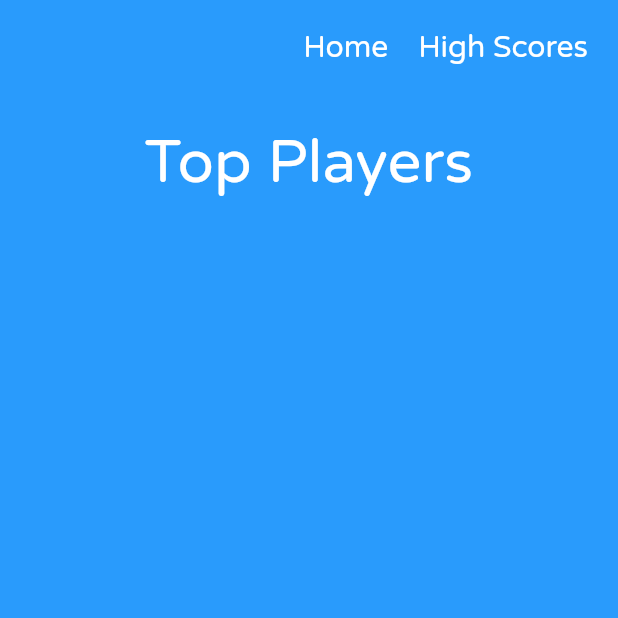
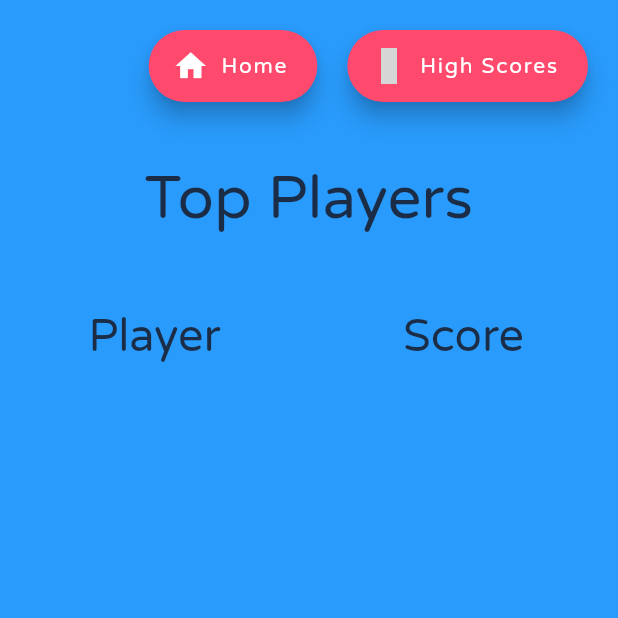
Before and after one commit to forpsyte/flutter-tradeshow-game, a Flutter app: the screen it shows after launch, after a tap on "High Scores", on a phone screen of 412 x 824 dp, the top half of it. Run offline on Flutter 3.47's test engine with Material 2 defaults, Android fonts, the phone set to English and light mode, and no system bars; our stand-ins replace auto_size_text, bloc, cloud_firestore, dartz, data_connection_checker, email_validator and 6 more; accounts and stored records are empty; generated files the repository leaves out were written again; grey boxes are pictures that could not be loaded.

Commit message:
VIS-32 - Layout and API fixes

```diff
--- a/lib/core/network/network_info.dart
+++ b/lib/core/network/network_info.dart
@@ -1,5 +1,4 @@
 import 'package:data_connection_checker/data_connection_checker.dart';
-import 'package:network_state/network_state.dart';
 
 abstract class NetworkInfoInterface {
   Future<bool> get isConnected;
--- a/lib/core/util/email_validator.dart
+++ b/lib/core/util/email_validator.dart
@@ -11,6 +11,5 @@ class EmailValidator {
     } on FormatException {
       return Left(InvalidEmailFailure());
     }
-
   }
 }
--- a/lib/core/widgets/themeable_navigation_app.dart
+++ b/lib/core/widgets/themeable_navigation_app.dart
@@ -22,7 +22,31 @@ class ThemeableNavigationApp extends StatelessWidget {
         iconTheme: IconThemeData(
           color: Colors.blue,
         ),
+        primaryColor: Color.fromRGBO(41, 155, 252, 1.0),
         accentColor: Color.fromRGBO(255, 74, 109, 1.0),
+        dialogBackgroundColor: Color.fromRGBO(27, 44, 70, 1.0),
+        textTheme: TextTheme(
+            bodyText1: TextStyle(
+              fontSize: 20.0,
+              color: Color.fromRGBO(27, 44, 70, 1.0),
+            ),
+            headline1: TextStyle(
+              fontSize: 80.0,
+              color: Color.fromRGBO(27, 44, 70, 1.0),
+            ),
+            headline2: TextStyle(
+              fontSize: 40.0,
+              color: Color.fromRGBO(27, 44, 70, 1.0),
+            ),
+            headline3: TextStyle(
+              fontSize: 30.0,
+              color: Color.fromRGBO(27, 44, 70, 1.0),
+            ),
+            headline5: TextStyle(
+              fontSize: 20.0,
+              color: Color.fromRGBO(27, 44, 70, 1.0),
+            )),
+        fontFamily: "Varela Round",
       ),
       routes: {
         '/scoreboard': (context) => Consumer<ScoreBoardStore>(
--- a/lib/features/game/presentation/pages/game_page.dart
+++ b/lib/features/game/presentation/pages/game_page.dart
@@ -29,7 +29,7 @@ class _GamePageState extends State<GamePage> with TickerProviderStateMixin {
     super.initState();
     controller = AnimationController(
       vsync: this,
-      duration: Duration(seconds: 30),
+      duration: Duration(seconds: 3),
     );
     _addListener(context);
   }
@@ -37,11 +37,25 @@ class _GamePageState extends State<GamePage> with TickerProviderStateMixin {
   @override
   Widget build(BuildContext context) {
     ThemeData themeData = Theme.of(context);
+    Color bgColor = Color.fromRGBO(41, 155, 252, 1.0);
     return Scaffold(
-      backgroundColor: Color.fromRGBO(41, 155, 252, 1.0),
+      backgroundColor: bgColor,
       body: Column(
         children: <Widget>[
           GameMenu(),
+          SizedBox(
+            height: 20.0,
+          ),
+          FittedBox(
+            fit: BoxFit.fill,
+            child: Container(
+              height: 100.0,
+              child: Padding(
+                padding: const EdgeInsets.symmetric(horizontal: 40.0),
+                child: Image.asset('assets/images/logo2.png'),
+              ),
+            ),
+          ),
           Expanded(
             child: AnimatedBuilder(
               animation: controller,
@@ -51,13 +65,13 @@ class _GamePageState extends State<GamePage> with TickerProviderStateMixin {
                     Align(
                       alignment: Alignment.bottomCenter,
                       child: Container(
-                        color: Color.fromRGBO(41, 155, 252, 1.0),
+                        color: bgColor,
                         height: controller.value *
                             MediaQuery.of(context).size.height,
                       ),
                     ),
                     Padding(
-                      padding: EdgeInsets.all(50.0),
+                      padding: EdgeInsets.fromLTRB(8.0, 0, 8.0, 30.0),
                       child: Column(
                         mainAxisAlignment: MainAxisAlignment.spaceBetween,
                         children: <Widget>[
--- a/lib/features/game/presentation/widgets/count_down_timer.dart
+++ b/lib/features/game/presentation/widgets/count_down_timer.dart
@@ -1,3 +1,4 @@
+import 'package:auto_size_text/auto_size_text.dart';
 import 'package:flutter/material.dart';
 import 'package:flutter_mobx/flutter_mobx.dart';
 
@@ -38,36 +39,28 @@ class CountDownTimer extends StatelessWidget {
               ),
               Align(
                 alignment: FractionalOffset.center,
+                child: Container(
+                  width: 200,
                   child: Column(
                     mainAxisAlignment: MainAxisAlignment.spaceEvenly,
                     crossAxisAlignment: CrossAxisAlignment.center,
                     children: <Widget>[
-                    Text(
-                      "visiture",
-                      style: TextStyle(
-                        fontSize: 60.0,
-                        fontFamily: "Varela Round",
-                        color: Colors.white,
+                      Observer(
+                        builder: (_) => AutoSizeText(
+                          "Clicks: " + widget.store.numClicks.toString(),
+                          style: Theme.of(context).textTheme.headline3,
+                          minFontSize: 10.0,
+                          maxLines: 1,
                         ),
                       ),
-                    Observer(
-                      builder: (_) => Text(
-                        "Clicks: " + widget.store.numClicks.toString(),
-                        style: TextStyle(
-                            fontSize: 40,
-                            fontFamily: "Varela Round",
-                            color: Colors.white),
-                      ),
-                    ),
-                    Text(
+                      AutoSizeText(
                         timerString,
-                      style: TextStyle(
-                        fontSize: 92.0,
-                        fontFamily: "Varela Round",
-                        color: Colors.white,
-                      ),
+                        style: Theme.of(context).textTheme.headline3,
+                        minFontSize: 10.0,
+                        maxLines: 1,
                       ),
                     ],
+                  ),
                 ),
               ),
             ],
--- a/lib/features/game/presentation/widgets/game_controls.dart
+++ b/lib/features/game/presentation/widgets/game_controls.dart
@@ -3,7 +3,6 @@ import 'package:flutter_mobx/flutter_mobx.dart';
 
 import '../pages/game_page.dart';
 import 'start_button.dart';
-import 'submit_button.dart';
 
 class GameControls extends StatelessWidget {
   const GameControls({
--- a/lib/features/game/presentation/widgets/game_menu.dart
+++ b/lib/features/game/presentation/widgets/game_menu.dart
@@ -1,4 +1,5 @@
 import 'package:flutter/material.dart';
+import 'package:material_design_icons_flutter/material_design_icons_flutter.dart';
 
 class GameMenu extends StatelessWidget {
   const GameMenu({
@@ -12,38 +13,28 @@ class GameMenu extends StatelessWidget {
       child: Row(
         mainAxisAlignment: MainAxisAlignment.end,
         children: <Widget>[
-          GestureDetector(
-            child: Text(
-              "Home",
-              style: TextStyle(
-                fontSize: 20.0,
-                color: Colors.white,
-                fontFamily: "Varela Round",
-              ),
-            ),
-            onTap: () {
+          FloatingActionButton.extended(
+            heroTag: 'home',
+            icon: Icon(Icons.home),
+            label: Text("Home"),
+            onPressed: () {
               Navigator.of(context).popAndPushNamed('/');
             },
           ),
           SizedBox(
             width: 20.0,
           ),
-          GestureDetector(
-            child: Text(
-              "High Scores",
-              style: TextStyle(
-                fontSize: 20.0,
-                color: Colors.white,
-                fontFamily: "Varela Round",
-              ),
-            ),
-            onTap: () {
+          FloatingActionButton.extended(
+            heroTag: 'scoreboard',
+            icon: Icon(MdiIcons.trophy),
+            label: Text("High Scores"),
+            onPressed: () {
               Navigator.of(context).popAndPushNamed('/scoreboard');
             },
           ),
           SizedBox(
             width: 20.0,
-          )
+          ),
         ],
       ),
     );
--- a/lib/features/game/presentation/widgets/game_over_message.dart
+++ b/lib/features/game/presentation/widgets/game_over_message.dart
@@ -19,7 +19,7 @@ class GameOverMessage extends StatelessWidget {
         child: Text(
           "GAME OVER",
           style: TextStyle(
-            fontSize: 60.0,
+            fontSize: 40.0,
             fontFamily: "Varela Round",
             color: Colors.white,
           ),
--- a/lib/features/game/presentation/widgets/submission_dialog.dart
+++ b/lib/features/game/presentation/widgets/submission_dialog.dart
@@ -25,12 +25,12 @@ class SubmissionDialog extends Dialog {
   @override
   Widget build(BuildContext context) {
     return Dialog(
-      backgroundColor: Color.fromRGBO(237, 246, 254, 1.0),
+      backgroundColor: Theme.of(context).dialogBackgroundColor,
       shape: RoundedRectangleBorder(
         borderRadius: BorderRadius.circular(12.0),
       ),
       child: Container(
-        height: size,
+        height: size + 50,
         width: size,
         child: Column(
           mainAxisAlignment: MainAxisAlignment.center,
--- a/lib/features/score_board/data/datasources/player_remote_data_source.dart
+++ b/lib/features/score_board/data/datasources/player_remote_data_source.dart
@@ -1,4 +1,5 @@
 import 'package:cloud_firestore/cloud_firestore.dart';
+import 'package:email_validator/email_validator.dart' as validator;
 import 'package:meta/meta.dart';
 
 import '../../../../core/error/exceptions.dart';
@@ -52,6 +53,10 @@ class PlayerRemoteDataSource implements PlayerRemoteDataSourceInterface {
   @override
   Future<bool> submitPlayerInformation(Player data) async {
     try {
+      if (!validator.EmailValidator.validate(data.email)) {
+        throw FormatException("Invalid email");
+      }
+
       final querySnapshot = await firestore
         .collection(collection)
         .where("email", isEqualTo: data.email)
--- a/lib/features/score_board/data/repositories/player_repository.dart
+++ b/lib/features/score_board/data/repositories/player_repository.dart
@@ -69,6 +69,8 @@ class PlayerRepository implements PlayerRepositoryInterface {
         return Left(PlatformFailure());
       } on MissingPluginException {
         return Left(MissingPluginFailure());
+      } on FormatException {
+        return Left(InvalidEmailFailure());
       }
     } else {
       return Left(ConnectionFailure());
--- a/lib/features/score_board/presentation/pages/score_board_page.dart
+++ b/lib/features/score_board/presentation/pages/score_board_page.dart
@@ -23,10 +23,10 @@ class _ScoreBoardPageState extends State<ScoreBoardPage>
   }
 
   Widget build(BuildContext context) {
-    ThemeData themeData = Theme.of(context);
+    Color bgColor = Color.fromRGBO(41, 155, 252, 1.0);
     super.build(context);
     return Scaffold(
-      backgroundColor: Color.fromRGBO(41, 155, 252, 1.0),
+      backgroundColor: bgColor,
       body: Column(
         children: <Widget>[
           GameMenu(),
@@ -36,15 +36,36 @@ class _ScoreBoardPageState extends State<ScoreBoardPage>
           Container(
             child: Text(
               "Top Players",
-              style: TextStyle(
-                fontFamily: "Varela Round",
-                fontSize: 40,
-                color: Colors.white,
-              ),
+              style: Theme.of(context).textTheme.headline2,
             ),
           ),
           SizedBox(
             height: 50,
+          ),
+          Row(
+            children: <Widget>[
+              Expanded(
+                child: Container(
+                  child: Text(
+                    "Player",
+                    textAlign: TextAlign.center,
+                    style: Theme.of(context).textTheme.headline3,
+                  ),
+                ),
+              ),
+              Expanded(
+                child: Container(
+                  child: Text(
+                    "Score",
+                    textAlign: TextAlign.center,
+                    style: Theme.of(context).textTheme.headline3,
+                  ),
+                ),
+              )
+            ],
+          ),
+          SizedBox(
+            height: 30,
           ),
           Observer(
             builder: (_) {
@@ -69,29 +90,20 @@ class _ScoreBoardPageState extends State<ScoreBoardPage>
                                 child: Container(
                                   child: Text(
                                     widget.store.collection[index].name,
-                                    textAlign: TextAlign.right,
-                                    style: TextStyle(
-                                      color: Colors.white,
-                                      fontSize: MediaQuery.of(context).size.width / 40,
-                                      fontFamily: "Varela Round",
-                                    ),
+                                    textAlign: TextAlign.center,
+                                    style:
+                                        Theme.of(context).textTheme.headline5,
                                   ),
                                 ),
-                              ),
-                              SizedBox(
-                                width: 40,
                               ),
                               Expanded(
                                 child: Container(
                                   child: Text(
                                     widget.store.collection[index].score
                                         .toString(),
-                                    textAlign: TextAlign.left,
-                                    style: TextStyle(
-                                      color: Colors.white,
-                                      fontSize: MediaQuery.of(context).size.width / 40,
-                                      fontFamily: "Varela Round",
-                                    ),
+                                    textAlign: TextAlign.center,
+                                    style:
+                                        Theme.of(context).textTheme.headline5,
                                   ),
                                 ),
                               )
--- a/lib/features/score_board/presentation/stores/score_bored_store.dart
+++ b/lib/features/score_board/presentation/stores/score_bored_store.dart
@@ -1,4 +1,3 @@
-import 'package:async/async.dart';
 import 'package:meta/meta.dart';
 import 'package:mobx/mobx.dart';
 
@@ -16,7 +15,6 @@ class ScoreBoardStore = ScoreBoardStoreBase with _$ScoreBoardStore;
 abstract class ScoreBoardStoreBase with Store {
   final GetTopPlayers getTopPlayers;
   final SubmitPlayerInformation submitPlayerInformation;
-  final AsyncMemoizer _asyncMemoizer = AsyncMemoizer();
 
   ScoreBoardStoreBase({
     @required GetTopPlayers listAction,
--- a/pubspec.yaml
+++ b/pubspec.yaml
@@ -35,6 +35,10 @@ dependencies:
   provider: ^4.0.4
   # Network state
   network_state: ^0.0.1
+  #Auto size text
+  auto_size_text: ^2.1.0
+  #Icons
+  material_design_icons_flutter: ^3.4.4995
 
 dev_dependencies:
   flutter_test:
@@ -50,4 +54,5 @@ flutter:
         - asset: assets/fonts/VarelaRound-Regular.ttf
   assets:
     - assets/images/logo.png
+    - assets/images/logo2.png
   uses-material-design: true
```
Also changed, not shown: lib/features/game/presentation/widgets/submission_form.dart (+49 -13 lines), lib/features/game/presentation/widgets/submit_button.dart (deleted, +0 -26 lines), assets/images/logo2.png (added), pubspec.lock. Lines whose indentation alone changed are shown as unchanged.
